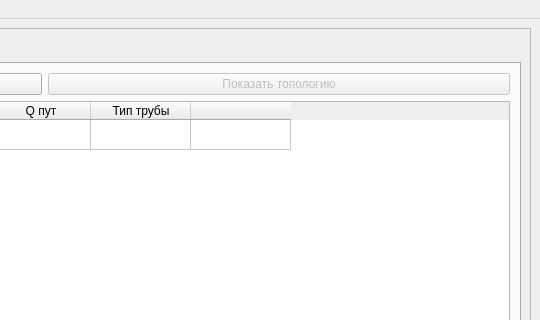
The window that gasgui.ui (FrostEasy54/multivar-calc-of-gas-network) describes before a commit, drawn with Qt 5; both pictures show x 451 to 991 and y 0 to 320 of the 991 by 692 pixel window.
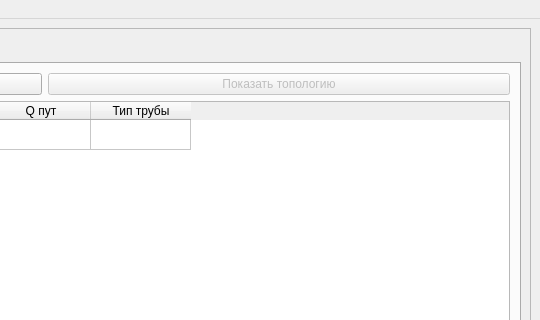
The same window after the commit. The open tabs and pages were chosen to show the change.

Commit message: added DFS for consumer

Diff of the .ui file:
```diff
--- a/gasgui.ui
+++ b/gasgui.ui
@@ -213,11 +213,6 @@
                 <string>Тип трубы</string>
                </property>
               </column>
-              <column>
-               <property name="text">
-                <string/>
-               </property>
-              </column>
              </widget>
             </item>
             <item row="2" column="0">
```
Left out of the diff: 10 changed lines with no effect on the pictures. The commit also changes 2 other files.
